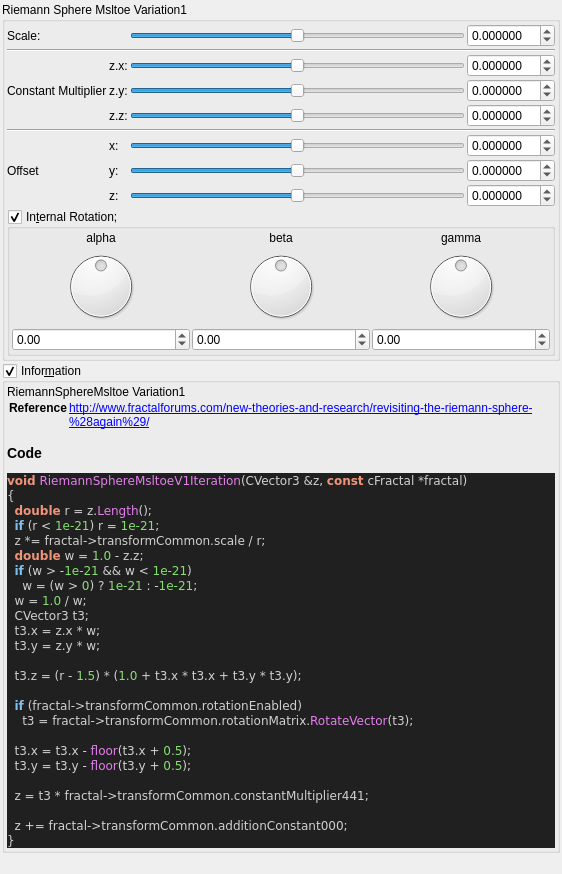
Before: the Qt Designer form mandelbulber2/qt_data/fractal_riemann_sphere_msltoeV1.ui in buddhi1980/mandelbulber2, drawn with Qt 5.
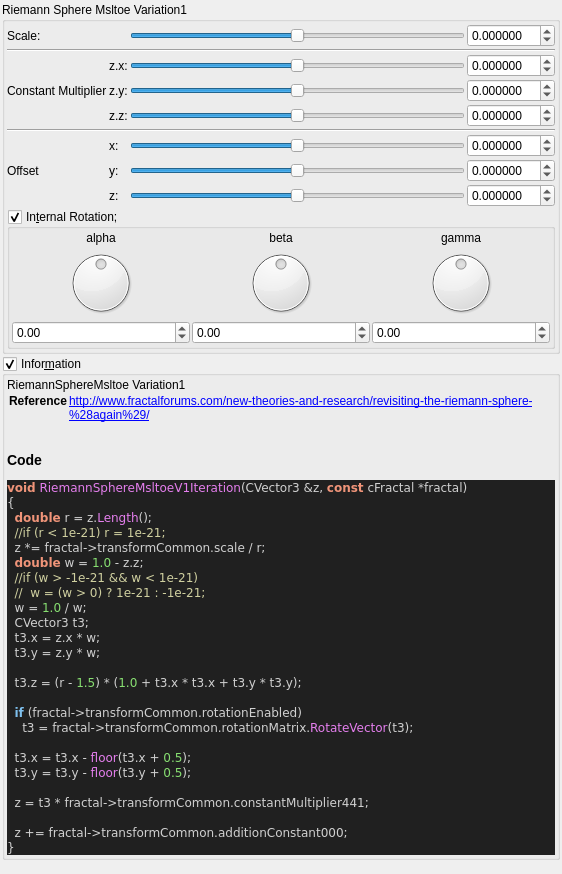
After: the same form once the commit is applied. Custom widgets are drawn as their Qt base class.

Commit message:
stripped code highlight output to body tag
 the surrounding part (HTML Tag and comment) contained version specific parts.
 Now only the body tag will be written to the ui file,
 so the complete output of populateUiInformation.php should be reproducable.

 Also readded broken symlinks in deploy/share/mandelbulber2

Patch:
```diff
--- a/mandelbulber2/qt_data/fractal_riemann_sphere_msltoeV1.ui
+++ b/mandelbulber2/qt_data/fractal_riemann_sphere_msltoeV1.ui
@@ -738,24 +738,19 @@
        <widget class="QLabel" name="label_code_content">
         <property name="text">
          <string>&lt;p&gt;RiemannSphereMsltoe Variation1&lt;/p&gt;&lt;table&gt;
-&lt;tr&gt;&lt;th&gt;Reference&lt;/th&gt;&lt;td&gt;&lt;a href=&quot;http://www.fractalforums.com/new-theories-and-research/revisiting-the-riemann-sphere-%28again%29/&quot;&gt;http://www.fractalforums.com/new-theories-and-research/revisiting-the-riemann-sphere-%28again%29/&lt;/a&gt;&lt;/td&gt;&lt;/tr&gt;
+&lt;tr&gt;&lt;th&gt;Reference&lt;/th&gt;&lt;td&gt;&lt;a href=&quot;http://www.fractalforums.com/new-theories-and-research/revisiting-the-riemann-sphere-%28again%29/&quot;&gt;http://www.fractalforums.com/new-theories-and-research/revisiting-the-riemann-sphere-%28again%29/&lt;br&gt;
+&lt;/td&gt;&lt;/tr&gt;
 &lt;/table&gt;
 &lt;h3&gt;Code&lt;/h3&gt;
-&lt;!DOCTYPE HTML PUBLIC &quot;-//W3C//DTD HTML 4.0 Transitional//EN&quot;&gt;
-&lt;html&gt;
-&lt;head&gt;
-&lt;meta http-equiv=&quot;content-type&quot; content=&quot;text/html; charset=ISO-8859-1&quot;&gt;
-&lt;title&gt;Source file&lt;/title&gt;
-&lt;/head&gt;
 &lt;body style=&quot;background-color:#202020&quot;&gt;
-&lt;pre style=&quot;color:#d0d0d0; background-color:#202020;  font-family:'Courier New';&quot;&gt;&lt;span style=&quot;color:#f09479; font-weight:bold&quot;&gt;void&lt;/span&gt; &lt;span style=&quot;color:#e47eed&quot;&gt;RiemannSphereMsltoeV1Iteration&lt;/span&gt;&lt;span style=&quot;color:#d0d0d0&quot;&gt;(&lt;/span&gt;CVector3 &lt;span style=&quot;color:#d0d0d0&quot;&gt;&amp;amp;&lt;/span&gt;z&lt;span style=&quot;color:#d0d0d0&quot;&gt;,&lt;/span&gt; &lt;span style=&quot;color:#f09479; font-weight:bold&quot;&gt;const&lt;/span&gt; cFractal &lt;span style=&quot;color:#d0d0d0&quot;&gt;*&lt;/span&gt;fractal&lt;span style=&quot;color:#d0d0d0&quot;&gt;)&lt;/span&gt;
+&lt;pre style=&quot;color:#d0d0d0; background-color:#202020;  font-family:'Courier New',monospace;&quot;&gt;&lt;span style=&quot;color:#f09479; font-weight:bold&quot;&gt;void&lt;/span&gt; &lt;span style=&quot;color:#e47eed&quot;&gt;RiemannSphereMsltoeV1Iteration&lt;/span&gt;&lt;span style=&quot;color:#d0d0d0&quot;&gt;(&lt;/span&gt;CVector3 &lt;span style=&quot;color:#d0d0d0&quot;&gt;&amp;amp;&lt;/span&gt;z&lt;span style=&quot;color:#d0d0d0&quot;&gt;,&lt;/span&gt; &lt;span style=&quot;color:#f09479; font-weight:bold&quot;&gt;const&lt;/span&gt; cFractal &lt;span style=&quot;color:#d0d0d0&quot;&gt;*&lt;/span&gt;fractal&lt;span style=&quot;color:#d0d0d0&quot;&gt;)&lt;/span&gt;
 &lt;span style=&quot;color:#d0d0d0&quot;&gt;{&lt;/span&gt;
   &lt;span style=&quot;color:#f09479; font-weight:bold&quot;&gt;double&lt;/span&gt; r &lt;span style=&quot;color:#d0d0d0&quot;&gt;=&lt;/span&gt; z&lt;span style=&quot;color:#d0d0d0&quot;&gt;.&lt;/span&gt;&lt;span style=&quot;color:#e47eed&quot;&gt;Length&lt;/span&gt;&lt;span style=&quot;color:#d0d0d0&quot;&gt;();&lt;/span&gt;
-  &lt;span style=&quot;color:#7ec0ee; font-weight:bold&quot;&gt;if&lt;/span&gt; &lt;span style=&quot;color:#d0d0d0&quot;&gt;(&lt;/span&gt;r &lt;span style=&quot;color:#d0d0d0&quot;&gt;&amp;lt;&lt;/span&gt; &lt;span style=&quot;color:#87df71&quot;&gt;1e-21&lt;/span&gt;&lt;span style=&quot;color:#d0d0d0&quot;&gt;)&lt;/span&gt; r &lt;span style=&quot;color:#d0d0d0&quot;&gt;=&lt;/span&gt; &lt;span style=&quot;color:#87df71&quot;&gt;1e-21&lt;/span&gt;&lt;span style=&quot;color:#d0d0d0&quot;&gt;;&lt;/span&gt;
+  &lt;span style=&quot;color:#d0d0a0&quot;&gt;//if (r &amp;lt; 1e-21) r = 1e-21;&lt;/span&gt;
   z &lt;span style=&quot;color:#d0d0d0&quot;&gt;*=&lt;/span&gt; fractal&lt;span style=&quot;color:#d0d0d0&quot;&gt;-&amp;gt;&lt;/span&gt;transformCommon&lt;span style=&quot;color:#d0d0d0&quot;&gt;.&lt;/span&gt;scale &lt;span style=&quot;color:#d0d0d0&quot;&gt;/&lt;/span&gt; r&lt;span style=&quot;color:#d0d0d0&quot;&gt;;&lt;/span&gt;
   &lt;span style=&quot;color:#f09479; font-weight:bold&quot;&gt;double&lt;/span&gt; w &lt;span style=&quot;color:#d0d0d0&quot;&gt;=&lt;/span&gt; &lt;span style=&quot;color:#87df71&quot;&gt;1.0&lt;/span&gt; &lt;span style=&quot;color:#d0d0d0&quot;&gt;-&lt;/span&gt; z&lt;span style=&quot;color:#d0d0d0&quot;&gt;.&lt;/span&gt;z&lt;span style=&quot;color:#d0d0d0&quot;&gt;;&lt;/span&gt;
-  &lt;span style=&quot;color:#7ec0ee; font-weight:bold&quot;&gt;if&lt;/span&gt; &lt;span style=&quot;color:#d0d0d0&quot;&gt;(&lt;/span&gt;w &lt;span style=&quot;color:#d0d0d0&quot;&gt;&amp;gt; -&lt;/span&gt;&lt;span style=&quot;color:#87df71&quot;&gt;1e-21&lt;/span&gt; &lt;span style=&quot;color:#d0d0d0&quot;&gt;&amp;amp;&amp;amp;&lt;/span&gt; w &lt;span style=&quot;color:#d0d0d0&quot;&gt;&amp;lt;&lt;/span&gt; &lt;span style=&quot;color:#87df71&quot;&gt;1e-21&lt;/span&gt;&lt;span style=&quot;color:#d0d0d0&quot;&gt;)&lt;/span&gt;
-    w &lt;span style=&quot;color:#d0d0d0&quot;&gt;= (&lt;/span&gt;w &lt;span style=&quot;color:#d0d0d0&quot;&gt;&amp;gt;&lt;/span&gt; &lt;span style=&quot;color:#87df71&quot;&gt;0&lt;/span&gt;&lt;span style=&quot;color:#d0d0d0&quot;&gt;)&lt;/span&gt; ? &lt;span style=&quot;color:#87df71&quot;&gt;1e-21&lt;/span&gt; &lt;span style=&quot;color:#d0d0d0&quot;&gt;: -&lt;/span&gt;&lt;span style=&quot;color:#87df71&quot;&gt;1e-21&lt;/span&gt;&lt;span style=&quot;color:#d0d0d0&quot;&gt;;&lt;/span&gt;
+  &lt;span style=&quot;color:#d0d0a0&quot;&gt;//if (w &amp;gt; -1e-21 &amp;amp;&amp;amp; w &amp;lt; 1e-21)&lt;/span&gt;
+  &lt;span style=&quot;color:#d0d0a0&quot;&gt;//  w = (w &amp;gt; 0) ? 1e-21 : -1e-21;&lt;/span&gt;
   w &lt;span style=&quot;color:#d0d0d0&quot;&gt;=&lt;/span&gt; &lt;span style=&quot;color:#87df71&quot;&gt;1.0&lt;/span&gt; &lt;span style=&quot;color:#d0d0d0&quot;&gt;/&lt;/span&gt; w&lt;span style=&quot;color:#d0d0d0&quot;&gt;;&lt;/span&gt;
   CVector3 t3&lt;span style=&quot;color:#d0d0d0&quot;&gt;;&lt;/span&gt;
   t3&lt;span style=&quot;color:#d0d0d0&quot;&gt;.&lt;/span&gt;x &lt;span style=&quot;color:#d0d0d0&quot;&gt;=&lt;/span&gt; z&lt;span style=&quot;color:#d0d0d0&quot;&gt;.&lt;/span&gt;x &lt;span style=&quot;color:#d0d0d0&quot;&gt;*&lt;/span&gt; w&lt;span style=&quot;color:#d0d0d0&quot;&gt;;&lt;/span&gt;
@@ -774,10 +769,7 @@
   z &lt;span style=&quot;color:#d0d0d0&quot;&gt;+=&lt;/span&gt; fractal&lt;span style=&quot;color:#d0d0d0&quot;&gt;-&amp;gt;&lt;/span&gt;transformCommon&lt;span style=&quot;color:#d0d0d0&quot;&gt;.&lt;/span&gt;additionConstant000&lt;span style=&quot;color:#d0d0d0&quot;&gt;;&lt;/span&gt;
 &lt;span style=&quot;color:#d0d0d0&quot;&gt;}&lt;/span&gt;
 &lt;/pre&gt;
-&lt;/body&gt;
-&lt;/html&gt;
-&lt;!--HTML generated by highlight 3.9, http://www.andre-simon.de/--&gt;
-</string>
+&lt;/body&gt;</string>
         </property>
         <property name="wordWrap">
          <bool>true</bool>
```
The commit also changes 109 other files.
